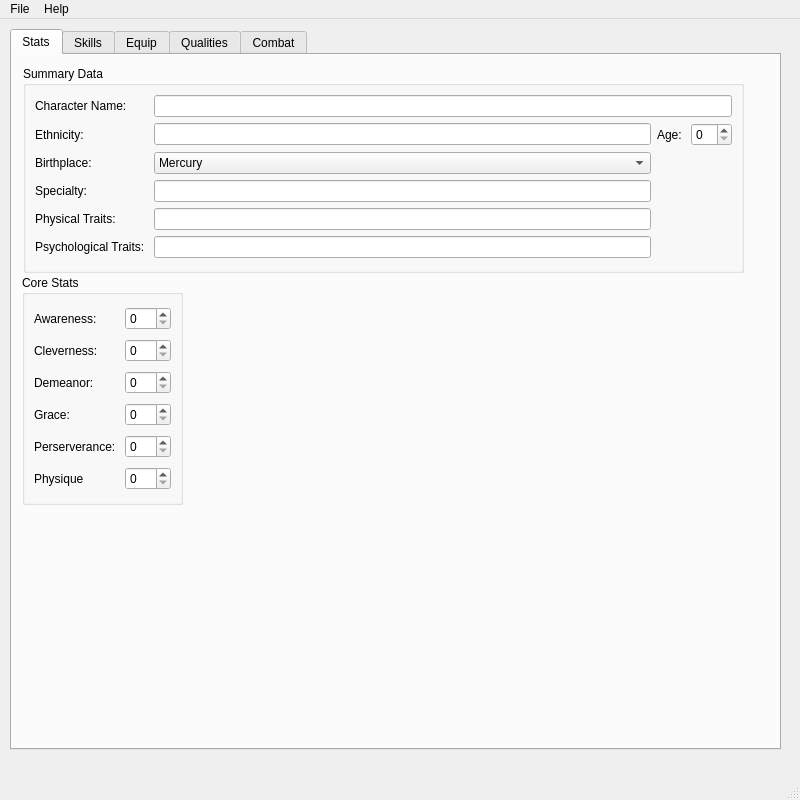
Qt form ui design.ui (Xlaits/TheVoidCharacterCreator) before a commit.
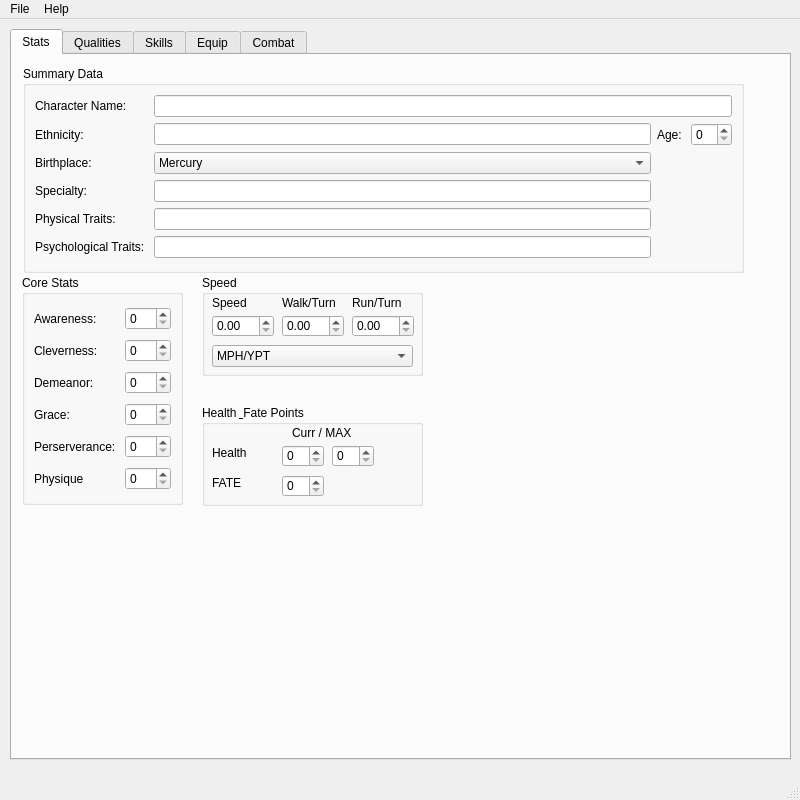
The same form after that commit. The open tabs and pages were chosen to show the change.

Commit message: Updated UI file a bit, finished Stat and Qualities tabs, began working on Equip tab.

```diff
--- a/ui design.ui
+++ b/ui design.ui
@@ -19,8 +19,8 @@
      <rect>
       <x>10</x>
       <y>10</y>
-      <width>771</width>
-      <height>721</height>
+      <width>781</width>
+      <height>731</height>
      </rect>
     </property>
     <property name="currentIndex">
@@ -286,6 +286,265 @@
        </item>
       </layout>
      </widget>
+     <widget class="QGroupBox" name="groupBox_3">
+      <property name="geometry">
+       <rect>
+        <x>190</x>
+        <y>220</y>
+        <width>221</width>
+        <height>101</height>
+       </rect>
+      </property>
+      <property name="title">
+       <string>Speed</string>
+      </property>
+      <widget class="QDoubleSpinBox" name="chaSpeed">
+       <property name="geometry">
+        <rect>
+         <x>10</x>
+         <y>40</y>
+         <width>62</width>
+         <height>22</height>
+        </rect>
+       </property>
+      </widget>
+      <widget class="QDoubleSpinBox" name="chaWalk">
+       <property name="geometry">
+        <rect>
+         <x>80</x>
+         <y>40</y>
+         <width>62</width>
+         <height>22</height>
+        </rect>
+       </property>
+      </widget>
+      <widget class="QDoubleSpinBox" name="chaRun">
+       <property name="geometry">
+        <rect>
+         <x>150</x>
+         <y>40</y>
+         <width>62</width>
+         <height>22</height>
+        </rect>
+       </property>
+      </widget>
+      <widget class="QComboBox" name="comboBox">
+       <property name="geometry">
+        <rect>
+         <x>10</x>
+         <y>70</y>
+         <width>201</width>
+         <height>22</height>
+        </rect>
+       </property>
+       <item>
+        <property name="text">
+         <string>MPH/YPT</string>
+        </property>
+       </item>
+       <item>
+        <property name="text">
+         <string>KPH/MPT</string>
+        </property>
+       </item>
+      </widget>
+      <widget class="QLabel" name="label_11">
+       <property name="geometry">
+        <rect>
+         <x>10</x>
+         <y>20</y>
+         <width>55</width>
+         <height>16</height>
+        </rect>
+       </property>
+       <property name="text">
+        <string>Speed</string>
+       </property>
+      </widget>
+      <widget class="QLabel" name="label_12">
+       <property name="geometry">
+        <rect>
+         <x>80</x>
+         <y>20</y>
+         <width>61</width>
+         <height>16</height>
+        </rect>
+       </property>
+       <property name="text">
+        <string>Walk/Turn</string>
+       </property>
+      </widget>
+      <widget class="QLabel" name="label_14">
+       <property name="geometry">
+        <rect>
+         <x>150</x>
+         <y>20</y>
+         <width>55</width>
+         <height>16</height>
+        </rect>
+       </property>
+       <property name="text">
+        <string>Run/Turn</string>
+       </property>
+      </widget>
+     </widget>
+     <widget class="QGroupBox" name="groupBox_4">
+      <property name="geometry">
+       <rect>
+        <x>190</x>
+        <y>350</y>
+        <width>221</width>
+        <height>101</height>
+       </rect>
+      </property>
+      <property name="title">
+       <string>Health &amp; Fate Points</string>
+      </property>
+      <widget class="QLabel" name="label_15">
+       <property name="geometry">
+        <rect>
+         <x>10</x>
+         <y>40</y>
+         <width>55</width>
+         <height>16</height>
+        </rect>
+       </property>
+       <property name="text">
+        <string>Health</string>
+       </property>
+      </widget>
+      <widget class="QLabel" name="label_16">
+       <property name="geometry">
+        <rect>
+         <x>10</x>
+         <y>70</y>
+         <width>55</width>
+         <height>16</height>
+        </rect>
+       </property>
+       <property name="text">
+        <string>FATE</string>
+       </property>
+      </widget>
+      <widget class="QSpinBox" name="charHPCurr">
+       <property name="geometry">
+        <rect>
+         <x>80</x>
+         <y>40</y>
+         <width>42</width>
+         <height>22</height>
+        </rect>
+       </property>
+      </widget>
+      <widget class="QSpinBox" name="charFP">
+       <property name="geometry">
+        <rect>
+         <x>80</x>
+         <y>70</y>
+         <width>42</width>
+         <height>22</height>
+        </rect>
+       </property>
+      </widget>
+      <widget class="QSpinBox" name="charHPMax">
+       <property name="geometry">
+        <rect>
+         <x>130</x>
+         <y>40</y>
+         <width>42</width>
+         <height>22</height>
+        </rect>
+       </property>
+      </widget>
+      <widget class="QLabel" name="label_17">
+       <property name="geometry">
+        <rect>
+         <x>90</x>
+         <y>20</y>
+         <width>71</width>
+         <height>16</height>
+        </rect>
+       </property>
+       <property name="text">
+        <string>Curr / MAX</string>
+       </property>
+      </widget>
+     </widget>
+    </widget>
+    <widget class="QWidget" name="Qualities">
+     <attribute name="title">
+      <string>Qualities</string>
+     </attribute>
+     <layout class="QGridLayout" name="gridLayout_3">
+      <item row="0" column="0">
+       <widget class="QGroupBox" name="groupBox_5">
+        <property name="title">
+         <string>Background</string>
+        </property>
+        <widget class="QPlainTextEdit" name="charBack">
+         <property name="geometry">
+          <rect>
+           <x>10</x>
+           <y>20</y>
+           <width>351</width>
+           <height>311</height>
+          </rect>
+         </property>
+        </widget>
+       </widget>
+      </item>
+      <item row="0" column="1">
+       <widget class="QGroupBox" name="groupBox_8">
+        <property name="title">
+         <string>Talents</string>
+        </property>
+        <widget class="QPlainTextEdit" name="charTal">
+         <property name="geometry">
+          <rect>
+           <x>10</x>
+           <y>20</y>
+           <width>351</width>
+           <height>311</height>
+          </rect>
+         </property>
+        </widget>
+       </widget>
+      </item>
+      <item row="1" column="0">
+       <widget class="QGroupBox" name="groupBox_7">
+        <property name="title">
+         <string>Qualities</string>
+        </property>
+        <widget class="QPlainTextEdit" name="charQual">
+         <property name="geometry">
+          <rect>
+           <x>10</x>
+           <y>20</y>
+           <width>351</width>
+           <height>311</height>
+          </rect>
+         </property>
+        </widget>
+       </widget>
+      </item>
+      <item row="1" column="1">
+       <widget class="QGroupBox" name="groupBox_6">
+        <property name="title">
+         <string>Quirks</string>
+        </property>
+        <widget class="QPlainTextEdit" name="charQuirk">
+         <property name="geometry">
+          <rect>
+           <x>10</x>
+           <y>20</y>
+           <width>351</width>
+           <height>311</height>
+          </rect>
+         </property>
+        </widget>
+       </widget>
+      </item>
+     </layout>
     </widget>
     <widget class="QWidget" name="Skills">
      <attribute name="title">
@@ -299,11 +558,19 @@
      <attribute name="title">
       <string>Equip</string>
      </attribute>
-    </widget>
-    <widget class="QWidget" name="Qualities">
-     <attribute name="title">
-      <string>Qualities</string>
-     </attribute>
+     <widget class="QGroupBox" name="groupBox_9">
+      <property name="geometry">
+       <rect>
+        <x>9</x>
+        <y>-1</y>
+        <width>751</width>
+        <height>691</height>
+       </rect>
+      </property>
+      <property name="title">
+       <string>Equipment</string>
+      </property>
+     </widget>
     </widget>
     <widget class="QWidget" name="Combat">
      <attribute name="title">
```
Left out of the diff: 4 changed lines with no effect on the pictures.
